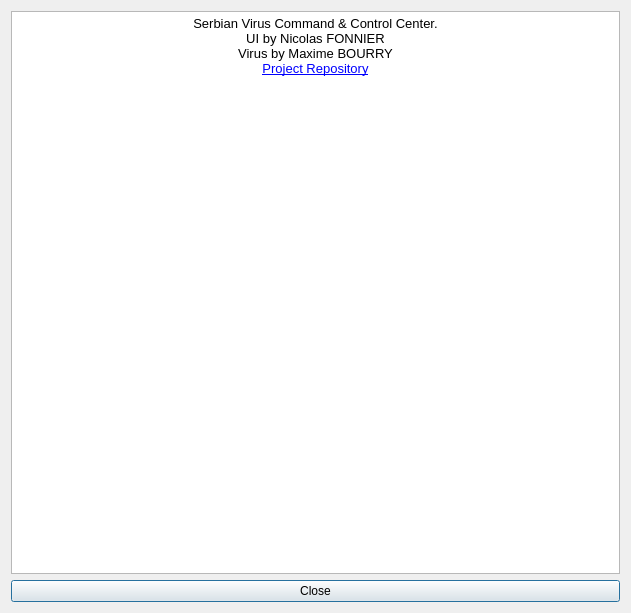
First picture: the form in ServeurGUI/helpwindow.ui, repository Fenrir-2/A-Serbian-Virus, before the edit.
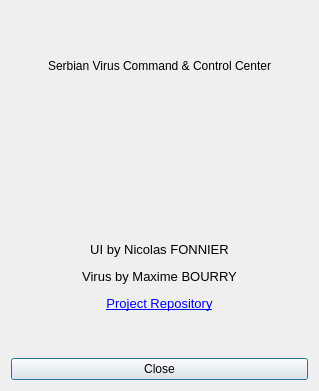
Second picture: the form after the edit. Icons and pictures are not drawn.

What changed in the file:
```diff
--- a/ServeurGUI/helpwindow.ui
+++ b/ServeurGUI/helpwindow.ui
@@ -6,8 +6,8 @@
    <rect>
     <x>0</x>
     <y>0</y>
-    <width>631</width>
-    <height>613</height>
+    <width>319</width>
+    <height>391</height>
    </rect>
   </property>
   <property name="windowTitle">
@@ -21,38 +21,55 @@
    <bool>true</bool>
   </property>
   <layout class="QGridLayout" name="gridLayout">
-   <item row="0" column="0">
-    <widget class="QTextBrowser" name="textBrowser">
-     <property name="documentTitle">
-      <string/>
+   <item row="2" column="0">
+    <widget class="QLabel" name="label">
+     <property name="text">
+      <string>&lt;html&gt;&lt;head/&gt;&lt;body&gt;&lt;p align=&quot;center&quot;&gt;&lt;span style=&quot; font-family:'Sans Serif'; font-size:10pt;&quot;&gt;UI by Nicolas FONNIER&lt;/span&gt;&lt;/p&gt;&lt;p align=&quot;center&quot;&gt;&lt;span style=&quot; font-family:'Sans Serif'; font-size:10pt;&quot;&gt;Virus by Maxime BOURRY&lt;/span&gt;&lt;/p&gt;&lt;p align=&quot;center&quot;&gt;&lt;a href=&quot;https://github.com/Fenrir-2/A-Serbian-Virus&quot;&gt;&lt;span style=&quot; font-family:'Droid Sans Bold'; font-size:10pt; text-decoration: underline; color:#0000ff;&quot;&gt;Project Repository&lt;/span&gt;&lt;/a&gt;&lt;/p&gt;&lt;p align=&quot;center&quot;&gt;&lt;br/&gt;&lt;/p&gt;&lt;/body&gt;&lt;/html&gt;</string>
      </property>
-     <property name="html">
-      <string>&lt;!DOCTYPE HTML PUBLIC &quot;-//W3C//DTD HTML 4.0//EN&quot; &quot;http://www.w3.org/TR/REC-html40/strict.dtd&quot;&gt;
-&lt;html&gt;&lt;head&gt;&lt;meta name=&quot;qrichtext&quot; content=&quot;1&quot; /&gt;&lt;style type=&quot;text/css&quot;&gt;
-p, li { white-space: pre-wrap; }
-&lt;/style&gt;&lt;/head&gt;&lt;body style=&quot; font-family:'Droid Sans Bold'; font-size:10pt; font-weight:400; font-style:normal;&quot;&gt;
-&lt;p align=&quot;center&quot; style=&quot; margin-top:0px; margin-bottom:0px; margin-left:0px; margin-right:0px; -qt-block-indent:0; text-indent:0px;&quot;&gt;&lt;span style=&quot; font-family:'Sans Serif';&quot;&gt;Serbian Virus Command &amp;amp; Control Center.&lt;/span&gt;&lt;/p&gt;
-&lt;p align=&quot;center&quot; style=&quot; margin-top:0px; margin-bottom:0px; margin-left:0px; margin-right:0px; -qt-block-indent:0; text-indent:0px;&quot;&gt;&lt;img src=&quot;:/images/icon_small&quot; /&gt;&lt;/p&gt;
-&lt;p align=&quot;center&quot; style=&quot; margin-top:0px; margin-bottom:0px; margin-left:0px; margin-right:0px; -qt-block-indent:0; text-indent:0px;&quot;&gt;&lt;span style=&quot; font-family:'Sans Serif';&quot;&gt;UI by Nicolas FONNIER&lt;/span&gt;&lt;/p&gt;
-&lt;p align=&quot;center&quot; style=&quot; margin-top:0px; margin-bottom:0px; margin-left:0px; margin-right:0px; -qt-block-indent:0; text-indent:0px;&quot;&gt;&lt;span style=&quot; font-family:'Sans Serif';&quot;&gt;Virus by Maxime BOURRY&lt;/span&gt;&lt;/p&gt;
-&lt;p align=&quot;center&quot; style=&quot; margin-top:0px; margin-bottom:0px; margin-left:0px; margin-right:0px; -qt-block-indent:0; text-indent:0px;&quot;&gt;&lt;a href=&quot;https://github.com/Fenrir-2/A-Serbian-Virus&quot;&gt;&lt;span style=&quot; font-family:'Droid Sans Bold'; text-decoration: underline; color:#0000ff;&quot;&gt;Project Repository&lt;/span&gt;&lt;/a&gt;&lt;/p&gt;
-&lt;p style=&quot;-qt-paragraph-type:empty; margin-top:0px; margin-bottom:0px; margin-left:0px; margin-right:0px; -qt-block-indent:0; text-indent:0px; font-family:'Sans Serif';&quot;&gt;&lt;br /&gt;&lt;/p&gt;&lt;/body&gt;&lt;/html&gt;</string>
-     </property>
-     <property name="openExternalLinks">
-      <bool>true</bool>
-     </property>
-     <property name="openLinks">
-      <bool>true</bool>
+     <property name="textFormat">
+      <enum>Qt::RichText</enum>
      </property>
     </widget>
    </item>
    <item row="1" column="0">
+    <widget class="QLabel" name="serbianIcon">
+     <property name="text">
+      <string/>
+     </property>
+     <property name="pixmap">
+      <pixmap resource="Resources.qrc">:/images/icon_small</pixmap>
+     </property>
+     <property name="alignment">
+      <set>Qt::AlignCenter</set>
+     </property>
+    </widget>
+   </item>
+   <item row="3" column="0">
     <widget class="QPushButton" name="pushButton">
      <property name="text">
       <string>Close</string>
      </property>
      <property name="shortcut">
-      <string>Ctrl+Q</string>
+      <string>Esc</string>
+     </property>
+    </widget>
+   </item>
+   <item row="0" column="0">
+    <widget class="QLabel" name="title">
+     <property name="text">
+      <string>Serbian Virus Command &amp; Control Center</string>
+     </property>
+     <property name="textFormat">
+      <enum>Qt::PlainText</enum>
+     </property>
+     <property name="scaledContents">
+      <bool>false</bool>
+     </property>
+     <property name="alignment">
+      <set>Qt::AlignCenter</set>
+     </property>
+     <property name="textInteractionFlags">
+      <set>Qt::TextSelectableByKeyboard|Qt::TextSelectableByMouse</set>
      </property>
     </widget>
    </item>
```
Left out of the diff: 7 changed lines with no effect on the pictures.
